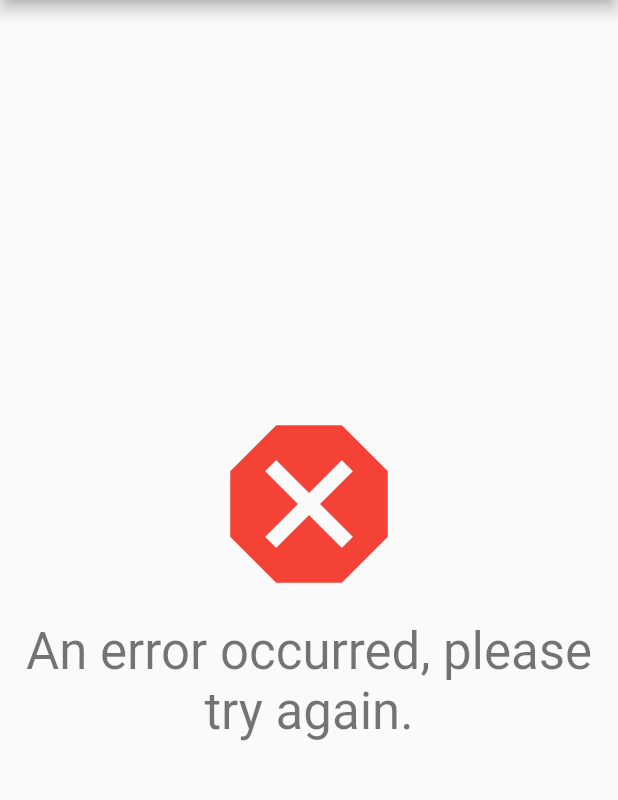
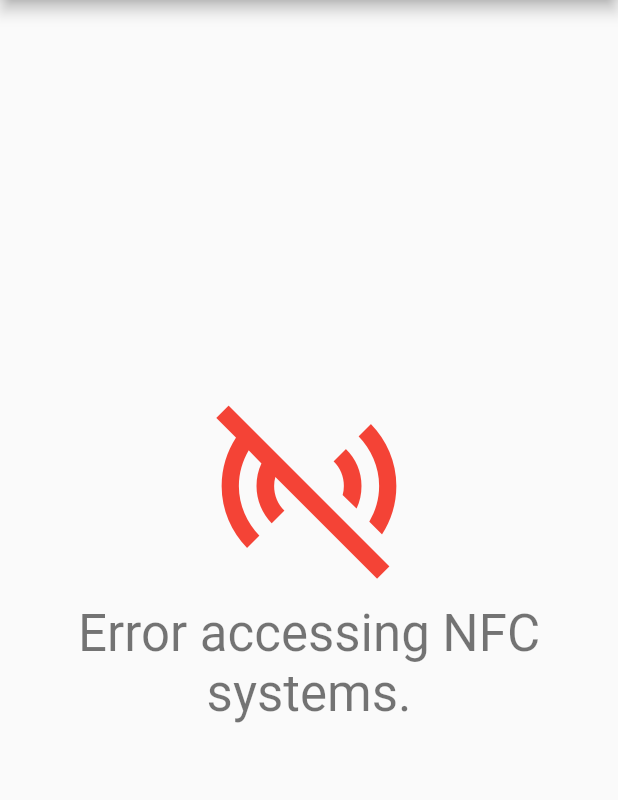
Before and after one commit to carokhan/b2_bus_transporation, a Flutter app: the screen it shows after launch, after a tap on the "sensors" icon, on a phone screen of 412 x 824 dp, the part 84-884 px from its top. Run offline on Flutter 3.47's test engine with Material 2 defaults, Android fonts, the phone set to English and light mode, and no system bars; missing offline and left inert: nfc_manager.

Commit message:
Added no nfc error system
added custom error if app can't reach the device's nfc system

```diff
--- a/lib/main.dart
+++ b/lib/main.dart
@@ -3,7 +3,6 @@
 import 'dart:async';
 
 import 'package:flutter/material.dart';
-import 'dart:io';
 import 'package:nfc_manager/nfc_manager.dart';
 
 void main() {
@@ -37,7 +36,6 @@ class MyHomePage extends StatefulWidget {
 }
 
 class _MyHomePageState extends State<MyHomePage> {
-  int _counter = 0;
   bool _isRunning = false;
   IconData _display = Icons.sensors;
   Color _color = Colors.black;
@@ -48,7 +46,6 @@ class _MyHomePageState extends State<MyHomePage> {
   Future<bool> _testNFC() async {
     NfcManager.instance.stopSession();
     Completer completer = new Completer();
-    if (!(await NfcManager.instance.isAvailable())) return Future.value(false);
     await NfcManager.instance.startSession(onDiscovered: (NfcTag tag) async {
       completer.complete(Future.value(true));
     }, onError: (NfcError error) async {
@@ -74,7 +71,14 @@ class _MyHomePageState extends State<MyHomePage> {
         _display = Icons.hourglass_empty;
         _message = "";
       });
-      if (await _testNFC().timeout(Duration(seconds: 5),
+      if (!await NfcManager.instance.isAvailable()) {
+        setState(() {
+          //No NFC compatibility
+          _display = Icons.sensors_off;
+          _color = Colors.red;
+          _message = "Error accessing NFC systems.";
+        });
+      } else if (await _testNFC().timeout(const Duration(seconds: 5),
           onTimeout: () => Future.value(false))) {
         //await bool return from NFC and evaluate
         setState(() {
@@ -140,7 +144,11 @@ class _MyHomePageState extends State<MyHomePage> {
               style:
                   Theme.of(context).textTheme.headlineMedium, //changable text
             ),
-            Text(_error)
+            Text(
+              _error,
+              textAlign: TextAlign.center,
+              style: Theme.of(context).textTheme.headlineMedium,
+            )
           ],
         ),
       ),
```
